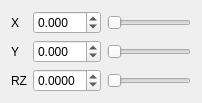
Before: the Qt Designer form src/move3d-qt-gui-libs/src/qtFormRobot/qtmovinghuman.ui in jmainpri/move3d-studio, drawn with Qt 5.
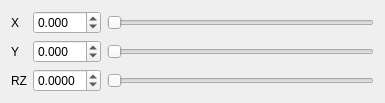
After: the same form once the commit is applied.

What changed in the file:
```diff
--- a/src/move3d-qt-gui-libs/src/qtFormRobot/qtmovinghuman.ui
+++ b/src/move3d-qt-gui-libs/src/qtFormRobot/qtmovinghuman.ui
@@ -7,21 +7,33 @@
     <x>0</x>
     <y>0</y>
     <width>385</width>
-    <height>111</height>
+    <height>118</height>
    </rect>
   </property>
   <property name="sizePolicy">
-   <sizepolicy hsizetype="Fixed" vsizetype="Fixed">
+   <sizepolicy hsizetype="Minimum" vsizetype="Fixed">
     <horstretch>0</horstretch>
     <verstretch>0</verstretch>
    </sizepolicy>
   </property>
+  <property name="minimumSize">
+   <size>
+    <width>385</width>
+    <height>118</height>
+   </size>
+  </property>
+  <property name="maximumSize">
+   <size>
+    <width>385</width>
+    <height>118</height>
+   </size>
+  </property>
   <property name="windowTitle">
    <string>Human Future position</string>
   </property>
   <layout class="QGridLayout" name="gridLayout">
    <property name="sizeConstraint">
-    <enum>QLayout::SetFixedSize</enum>
+    <enum>QLayout::SetMinAndMaxSize</enum>
    </property>
    <item row="0" column="1">
     <widget class="QLabel" name="labelX">
```
Left out of the diff: 8 changed lines with no effect on the pictures.
